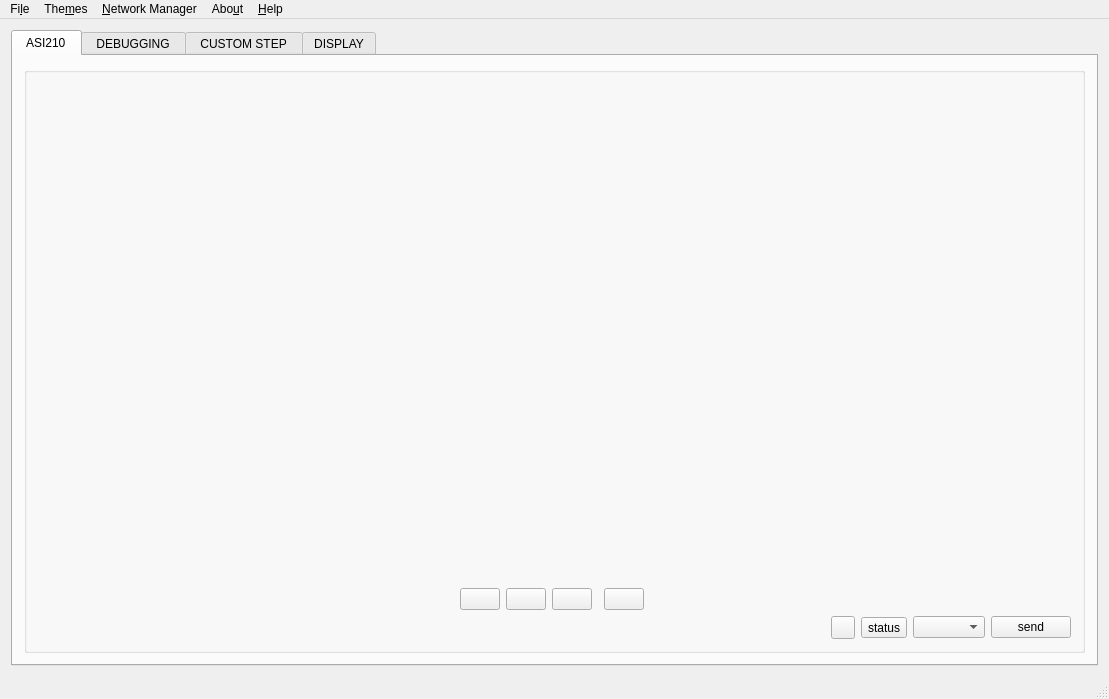
The window that mainwindow.ui (atakanakbulut/ASI210) describes before a commit, drawn with Qt 5.
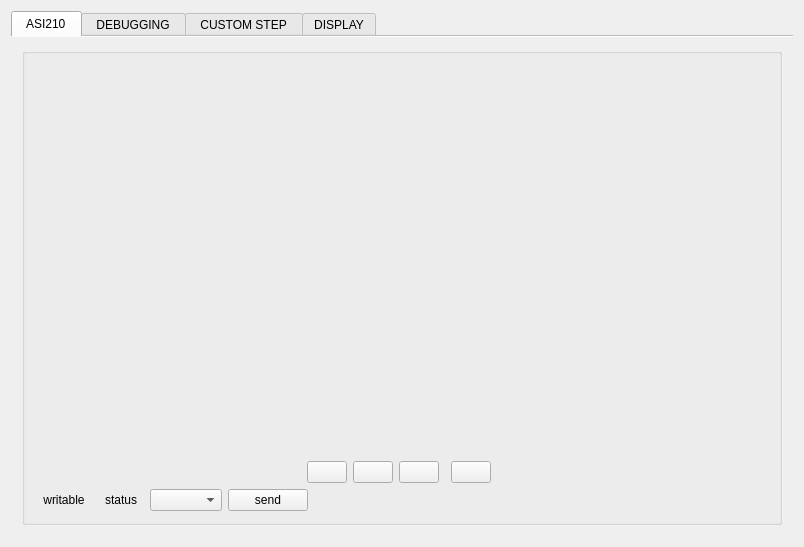
The same window after the commit. Icons and pictures are not drawn.

What changed in the file:
```diff
--- a/mainwindow.ui
+++ b/mainwindow.ui
@@ -6,8 +6,8 @@
    <rect>
     <x>0</x>
     <y>0</y>
-    <width>1109</width>
-    <height>699</height>
+    <width>804</width>
+    <height>547</height>
    </rect>
   </property>
   <property name="windowTitle">
@@ -18,12 +18,39 @@
     <normaloff>icon.png</normaloff>icon.png</iconset>
   </property>
   <widget class="QWidget" name="centralWidget">
+   <property name="acceptDrops">
+    <bool>false</bool>
+   </property>
+   <property name="layoutDirection">
+    <enum>Qt::LeftToRight</enum>
+   </property>
+   <property name="autoFillBackground">
+    <bool>true</bool>
+   </property>
    <layout class="QGridLayout" name="gridLayout">
     <item row="0" column="0">
      <widget class="QTabWidget" name="tabWidget">
+      <property name="tabPosition">
+       <enum>QTabWidget::North</enum>
+      </property>
       <property name="currentIndex">
        <number>0</number>
       </property>
+      <property name="elideMode">
+       <enum>Qt::ElideMiddle</enum>
+      </property>
+      <property name="documentMode">
+       <bool>true</bool>
+      </property>
+      <property name="tabsClosable">
+       <bool>false</bool>
+      </property>
+      <property name="movable">
+       <bool>false</bool>
+      </property>
+      <property name="tabBarAutoHide">
+       <bool>true</bool>
+      </property>
       <widget class="QWidget" name="tab_1">
        <attribute name="title">
         <string> ASI210 </string>
@@ -35,23 +62,6 @@
            <string/>
           </property>
           <layout class="QGridLayout" name="gridLayout_4">
-           <item row="1" column="4">
-            <widget class="QPushButton" name="sender">
-             <property name="text">
-              <string>send</string>
-             </property>
-            </widget>
-           </item>
-           <item row="1" column="2">
-            <widget class="QToolButton" name="connectionstatus">
-             <property name="text">
-              <string>status</string>
-             </property>
-            </widget>
-           </item>
-           <item row="1" column="3">
-            <widget class="QComboBox" name="comboBox"/>
-           </item>
            <item row="0" column="0" colspan="5">
             <layout class="QGridLayout" name="gridLayout_2">
              <item row="1" column="3">
@@ -66,7 +76,16 @@
                <item>
                 <widget class="QLabel" name="LCDLABEL2">
                  <property name="text">
-                  <string/>
+                  <string notr="true"/>
+                 </property>
+                 <property name="scaledContents">
+                  <bool>true</bool>
+                 </property>
+                 <property name="alignment">
+                  <set>Qt::AlignJustify|Qt::AlignVCenter</set>
+                 </property>
+                 <property name="wordWrap">
+                  <bool>true</bool>
                  </property>
                 </widget>
                </item>
@@ -122,6 +141,36 @@
             </layout>
            </item>
            <item row="1" column="0">
+            <widget class="QToolButton" name="writeablestatus">
+             <property name="text">
+              <string>writable</string>
+             </property>
+             <property name="autoRaise">
+              <bool>true</bool>
+             </property>
+            </widget>
+           </item>
+           <item row="1" column="1">
+            <widget class="QToolButton" name="connectionstatus">
+             <property name="text">
+              <string>status</string>
+             </property>
+             <property name="autoRaise">
+              <bool>true</bool>
+             </property>
+            </widget>
+           </item>
+           <item row="1" column="2">
+            <widget class="QComboBox" name="comboBox"/>
+           </item>
+           <item row="1" column="3">
+            <widget class="QPushButton" name="sender">
+             <property name="text">
+              <string>send</string>
+             </property>
+            </widget>
+           </item>
+           <item row="1" column="4">
             <spacer name="horizontalSpacer_3">
              <property name="orientation">
               <enum>Qt::Horizontal</enum>
@@ -134,13 +183,6 @@
              </property>
             </spacer>
            </item>
-           <item row="1" column="1">
-            <widget class="QToolButton" name="writeablestatus">
-             <property name="text">
-              <string/>
-             </property>
-            </widget>
-           </item>
           </layout>
          </widget>
         </item>
@@ -281,55 +323,6 @@
     </item>
    </layout>
   </widget>
-  <widget class="QStatusBar" name="statusBar"/>
-  <widget class="QMenuBar" name="menuBar">
-   <property name="geometry">
-    <rect>
-     <x>0</x>
-     <y>0</y>
-     <width>1109</width>
-     <height>22</height>
-    </rect>
-   </property>
-   <widget class="QMenu" name="menuSettings">
-    <property name="title">
-     <string>The&amp;mes</string>
-    </property>
-    <addaction name="actionChange_Background"/>
-    <addaction name="actionBlack"/>
-   </widget>
-   <widget class="QMenu" name="menuFile">
-    <property name="title">
-     <string>Fi&amp;le</string>
-    </property>
-    <addaction name="actionExport_log"/>
-    <addaction name="actionImport_log"/>
-   </widget>
-   <widget class="QMenu" name="menuHelp">
-    <property name="title">
-     <string>&amp;Help</string>
-    </property>
-    <addaction name="separator"/>
-    <addaction name="actionHow_to_use_ASI210"/>
-   </widget>
-   <widget class="QMenu" name="menuAbout">
-    <property name="title">
-     <string>Abo&amp;ut</string>
-    </property>
-    <addaction name="actionAbout_ASI210"/>
-   </widget>
-   <widget class="QMenu" name="menuNetwork_Manager">
-    <property name="title">
-     <string>&amp;Network Manager</string>
-    </property>
-    <addaction name="actionSet_server_adress"/>
-   </widget>
-   <addaction name="menuFile"/>
-   <addaction name="menuSettings"/>
-   <addaction name="menuNetwork_Manager"/>
-   <addaction name="menuAbout"/>
-   <addaction name="menuHelp"/>
-  </widget>
   <action name="actionAbout_ASI210">
    <property name="text">
     <string>&amp;About ASI210</string>
```
